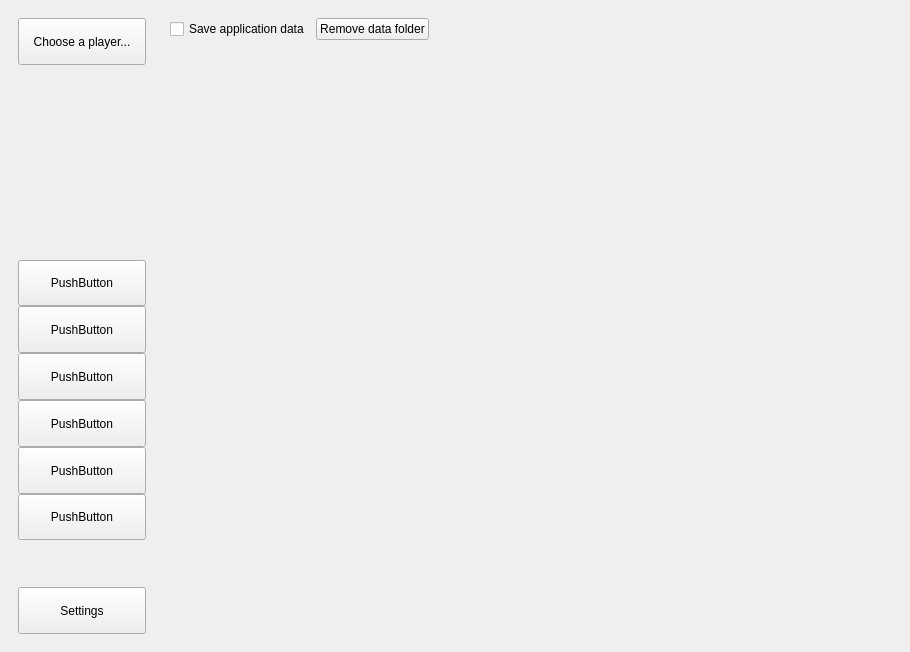
Above: osu-Manager-Stats/mainwindow.ui from PrefectSol/osu-master before the change. Below: the same form after it.
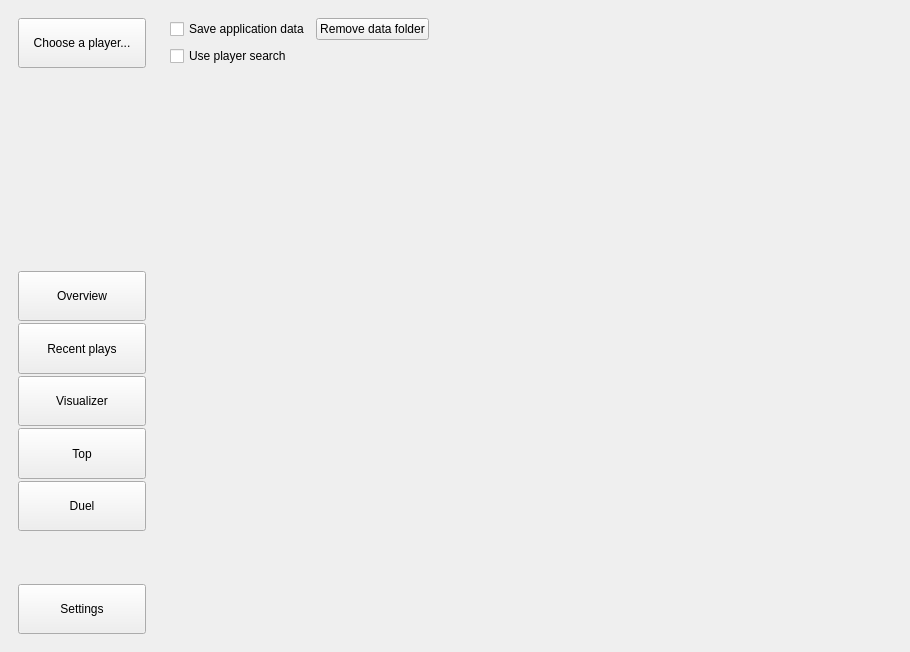
That is the form after the change.

The edit to the form file:
```diff
--- a/osu-Manager-Stats/mainwindow.ui
+++ b/osu-Manager-Stats/mainwindow.ui
@@ -25,7 +25,7 @@
       </property>
       <layout class="QVBoxLayout" name="verticalLayout">
        <property name="spacing">
-        <number>0</number>
+        <number>2</number>
        </property>
        <item>
         <widget class="QPushButton" name="goChoosePage">
@@ -93,7 +93,7 @@
         </spacer>
        </item>
        <item>
-        <widget class="QPushButton" name="pushButton_6">
+        <widget class="QPushButton" name="goOverviewButton">
          <property name="sizePolicy">
           <sizepolicy hsizetype="Minimum" vsizetype="Expanding">
            <horstretch>0</horstretch>
@@ -101,7 +101,7 @@
           </sizepolicy>
          </property>
          <property name="text">
-          <string>PushButton</string>
+          <string>Overview</string>
          </property>
         </widget>
        </item>
@@ -114,7 +114,7 @@
           </sizepolicy>
          </property>
          <property name="text">
-          <string>PushButton</string>
+          <string>Recent plays</string>
          </property>
         </widget>
        </item>
@@ -127,7 +127,7 @@
           </sizepolicy>
          </property>
          <property name="text">
-          <string>PushButton</string>
+          <string>Visualizer</string>
          </property>
         </widget>
        </item>
@@ -140,7 +140,7 @@
           </sizepolicy>
          </property>
          <property name="text">
-          <string>PushButton</string>
+          <string>Top</string>
          </property>
         </widget>
        </item>
@@ -153,20 +153,7 @@
           </sizepolicy>
          </property>
          <property name="text">
-          <string>PushButton</string>
-         </property>
-        </widget>
-       </item>
-       <item>
-        <widget class="QPushButton" name="pushButton_12">
-         <property name="sizePolicy">
-          <sizepolicy hsizetype="Minimum" vsizetype="Expanding">
-           <horstretch>0</horstretch>
-           <verstretch>0</verstretch>
-          </sizepolicy>
-         </property>
-         <property name="text">
-          <string>PushButton</string>
+          <string>Duel</string>
          </property>
         </widget>
        </item>
@@ -202,7 +189,7 @@
     <item row="0" column="1">
      <widget class="QStackedWidget" name="stackedWidget">
       <property name="currentIndex">
-       <number>1</number>
+       <number>2</number>
       </property>
       <widget class="QWidget" name="choosePage">
        <layout class="QGridLayout" name="gridLayout_8">
@@ -378,6 +365,7 @@
         </item>
        </layout>
       </widget>
+      <widget class="QWidget" name="overviewPage"/>
       <widget class="QWidget" name="settingsPage">
        <layout class="QGridLayout" name="gridLayout">
         <item row="1" column="2" rowspan="2">
@@ -411,6 +399,13 @@
             </item>
            </layout>
           </item>
+          <item>
+           <widget class="QCheckBox" name="searcherCB">
+            <property name="text">
+             <string>Use player search</string>
+            </property>
+           </widget>
+          </item>
           <item>
            <spacer name="verticalSpacer_3">
             <property name="orientation">
```
